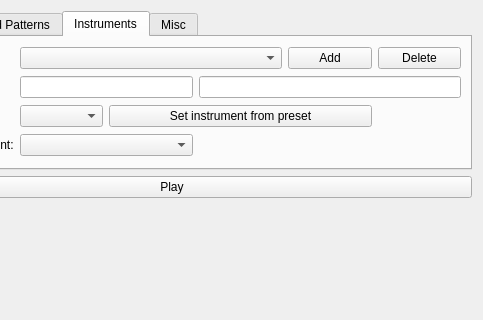
Qt form source/trsedocuments/formttredit.ui (leuat/TRSE) before a commit; both pictures show x 139 to 622 and y 0 to 320 of the 622 by 459 pixel window.
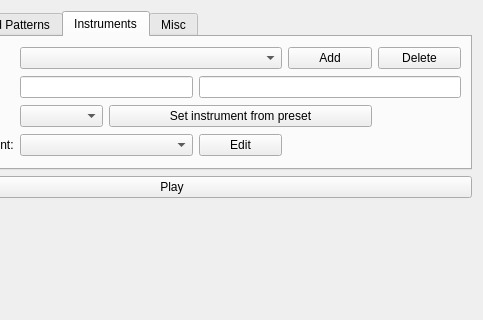
The same form after that commit.

```diff
--- a/source/trsedocuments/formttredit.ui
+++ b/source/trsedocuments/formttredit.ui
@@ -204,6 +204,13 @@
        <item row="3" column="1" colspan="2">
         <widget class="QComboBox" name="cmbTRSEInstrument"/>
        </item>
+       <item row="3" column="3">
+        <widget class="QPushButton" name="btnTRSEInstruments">
+         <property name="text">
+          <string>Edit</string>
+         </property>
+        </widget>
+       </item>
       </layout>
      </widget>
      <widget class="QWidget" name="tab_4">
```
